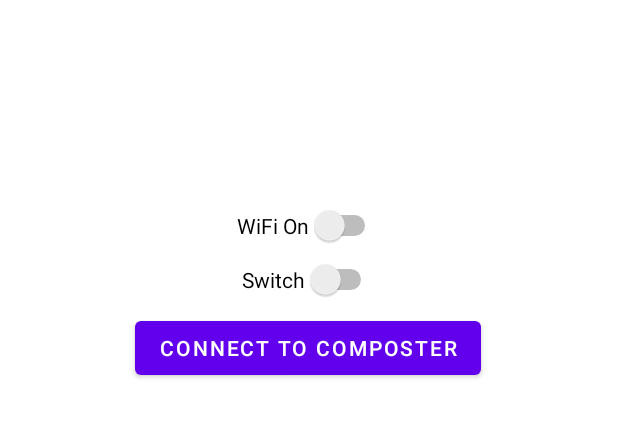
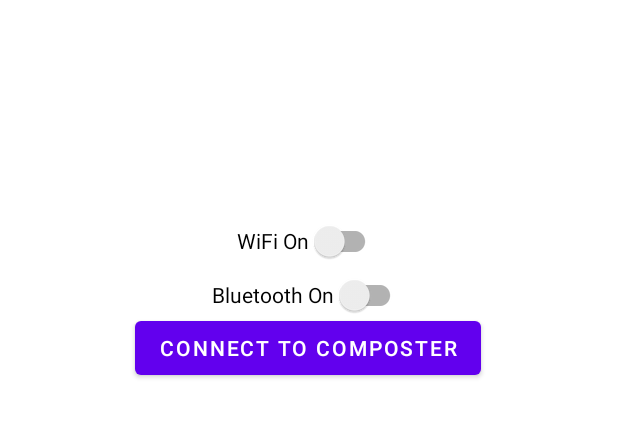
Before and after one commit to hransom528/EDDTumblerComposter, an Android app: the screen it shows after launch (MainActivity), on a phone screen of 412 x 824 dp, the part 245-683 px from its top. Run offline under Robolectric (Android 15) with nearby library versions, the phone set to English and light mode, and no system bars; 13 statements that could not run were skipped.

Commit message:
3/24/22 Updated Bluetooth code
-Added permission checking
-Added Bluetooth scanning functionality
-Updated UI
-Converted Switch to SwitchCompat
-Added onDestroy function

```diff
--- a/AndroidApp/app/src/main/AndroidManifest.xml
+++ b/AndroidApp/app/src/main/AndroidManifest.xml
@@ -8,6 +8,7 @@
 
     <!-- WiFi permissions -->
     <uses-permission android:name="android.permission.ACCESS_WIFI_STATE"/>
+    <uses-permission android:name="android.permission.BLUETOOTH_ADVERTISE" />
     <uses-permission android:name="android.permission.BLUETOOTH_CONNECT" />
     <uses-permission android:name="android.permission.BLUETOOTH_SCAN" />
     <uses-permission android:name="android.permission.INTERNET"/>
--- a/AndroidApp/app/src/main/java/com/commanderhr1/eddtumblercomposter/MainActivity.kt
+++ b/AndroidApp/app/src/main/java/com/commanderhr1/eddtumblercomposter/MainActivity.kt
@@ -6,21 +6,23 @@ package com.commanderhr1.eddtumblercomposter
 //import android.bluetooth.le.ScanCallback
 //import android.os.Handler
 //import android.os.Looper
+
 import android.bluetooth.BluetoothAdapter
 import android.bluetooth.BluetoothDevice
 import android.bluetooth.BluetoothManager
+import android.content.BroadcastReceiver
 import android.content.Context
 import android.content.Intent
+import android.content.IntentFilter
 import android.content.pm.PackageManager
 import android.net.wifi.WifiManager
 import android.os.Bundle
 import android.widget.Button
-import android.widget.Switch
 import android.widget.Toast
 import androidx.appcompat.app.AppCompatActivity
 import androidx.appcompat.widget.SwitchCompat
 import androidx.core.app.ActivityCompat
-import com.google.android.material.switchmaterial.SwitchMaterial
+import java.util.*
 
 
 class MainActivity : AppCompatActivity() {
@@ -31,6 +33,8 @@ class MainActivity : AppCompatActivity() {
     private val bluetoothManager : BluetoothManager = applicationContext.getSystemService(Context.BLUETOOTH_SERVICE) as BluetoothManager
     private val bluetoothAdapter : BluetoothAdapter? = bluetoothManager.adapter
     private val REQUEST_ENABLE_BT = 1
+    // TODO: Generate UUID for Bluetooth service
+    private val APP_UUID = UUID.randomUUID();
 
     // BLE
     /*protected val bleScanner = bluetoothAdapter.bluetoothLeScanner
@@ -39,16 +43,16 @@ class MainActivity : AppCompatActivity() {
     private var handler = Handler(Looper.getMainLooper())*/
 
     // Buttons
-    private val btnConnect: Button = findViewById(R.id.btnConnect)
-    // TODO: Change swtWifiOn to SwitchCompat
-    private val swtWifiOn : Switch = findViewById(R.id.swtWifiOn)
+    private val btnWifiConnect: Button = findViewById(R.id.btnWifiConnect)
+    private val swtWifiOn : SwitchCompat = findViewById(R.id.swtWifiOn)
+    private val swtBTOn : SwitchCompat = findViewById(R.id.swtBTOn)
 
     // onCreate
     override fun onCreate(savedInstanceState: Bundle?) {
         super.onCreate(savedInstanceState)
         setContentView(R.layout.activity_main)
 
-        // TODO: Update Bluetooth code with scanning functionality
+        // TODO: Update Bluetooth code with server functionality
         if (bluetoothAdapter == null) {
             // Device doesn't support bluetooth
         }
@@ -59,28 +63,91 @@ class MainActivity : AppCompatActivity() {
             startActivityForResult(enableBtIntent, REQUEST_ENABLE_BT)
         }
 
+        // Checks connect permission for Bluetooth
+        checkBluetoothConnectPermission()
+
         // Checks app permissions for BLUETOOTH_CONNECT and notifies user if there is a permission mismatch
         if (ActivityCompat.checkSelfPermission(this, android.Manifest.permission.BLUETOOTH_CONNECT) != PackageManager.PERMISSION_GRANTED) {
             Toast.makeText(this, "First enable Bluetooth Access in Settings!", Toast.LENGTH_LONG).show()
         }
 
         // Queries list of previously paired devices
-        val pairedDevices: Set<BluetoothDevice>? = bluetoothAdapter?.bondedDevices
+        val pairedDevices: Set<BluetoothDevice>? = bluetoothAdapter.bondedDevices
         pairedDevices?.forEach { device ->
             val deviceName = device.name
             val deviceHardwareAddress = device.address // MAC Address
         }
 
+        // Register for broadcasts when a device is discovered.
+        val filter = IntentFilter(BluetoothDevice.ACTION_FOUND)
+        registerReceiver(receiver, filter)
+
+        // Enables Bluetooth discoverability
+        val requestCode = 1;
+        val discoverableIntent: Intent = Intent(BluetoothAdapter.ACTION_REQUEST_DISCOVERABLE).putExtra(
+            BluetoothAdapter.EXTRA_DISCOVERABLE_DURATION, 300)
+        startActivityForResult(discoverableIntent, requestCode)
+
+        //
+        bluetoothAdapter.listenUsingRfcommWithServiceRecord("EDDTumblerComposterApp", APP_UUID)
 
         // TODO: Update preliminary WiFi code
-        //val wifiSpecifier : WifiNetworkSpecifier =   WifiNetworkSpecifier.Builder
+        //val wifiSpecifierBuilder : WifiNetworkSpecifier.Builder = WifiNetworkSpecifier.Builder
         //wifi.isWifiEnabled = true
         val easyConnect = wifi.isEasyConnectSupported
 
 
         // btnConnect
-        btnConnect.setOnClickListener {
+        btnWifiConnect.setOnClickListener {
 
+        }
+
+        // swtBTOn
+        swtBTOn.setOnCheckedChangeListener { _, isChecked ->
+            if (isChecked){
+                bluetoothAdapter.enable()
+            }
+            else {
+                bluetoothAdapter.disable()
+            }
+        }
+
+        // swtBTOn
+        swtWifiOn.setOnCheckedChangeListener { _, isChecked ->
+            wifi.isWifiEnabled = isChecked
+        }
+    }
+
+    // onDestroy
+    override fun onDestroy() {
+        super.onDestroy()
+
+        // Don't forget to unregister the ACTION_FOUND receiver.
+        unregisterReceiver(receiver)
+    }
+
+    // Checks for BLUETOOTH_CONNECT permission
+    private fun checkBluetoothConnectPermission() {
+        // Checks app permissions for BLUETOOTH_CONNECT and notifies user if there is a permission mismatch
+        if (ActivityCompat.checkSelfPermission(this, android.Manifest.permission.BLUETOOTH_CONNECT) != PackageManager.PERMISSION_GRANTED) {
+            Toast.makeText(this, "First enable Bluetooth Access in Settings!", Toast.LENGTH_LONG).show()
+        }
+    }
+
+    // Create a BroadcastReceiver for ACTION_FOUND.
+    private val receiver = object : BroadcastReceiver() {
+        override fun onReceive(context: Context, intent: Intent) {
+            when(intent.action.toString()) {
+                BluetoothDevice.ACTION_FOUND -> {
+                    // Discovery has found a device. Get the BluetoothDevice
+                    // object and its info from the Intent.
+                    val device: BluetoothDevice =
+                        intent.getParcelableExtra(BluetoothDevice.EXTRA_DEVICE)!!
+                    checkBluetoothConnectPermission()
+                    val deviceName = device.name
+                    val deviceHardwareAddress = device.address // MAC address
+                }
+            }
         }
     }
 
--- a/AndroidApp/app/src/main/res/layout/activity_main.xml
+++ b/AndroidApp/app/src/main/res/layout/activity_main.xml
@@ -19,7 +19,7 @@
         app:layout_constraintVertical_bias="0.108" />
 
     <Button
-        android:id="@+id/btnConnect"
+        android:id="@+id/btnWifiConnect"
         android:layout_width="wrap_content"
         android:layout_height="wrap_content"
         android:text="@string/btnConnectText"
@@ -30,24 +30,26 @@
         app:layout_constraintTop_toBottomOf="@+id/txtTitle"
         app:layout_constraintVertical_bias="0.339" />
 
-    <Switch
+    <androidx.appcompat.widget.SwitchCompat
         android:id="@+id/swtWifiOn"
         android:layout_width="wrap_content"
         android:layout_height="wrap_content"
         android:layout_marginTop="244dp"
+        android:minHeight="48dp"
         android:text="WiFi On"
-        app:layout_constraintBottom_toTopOf="@+id/btnConnect"
+        app:layout_constraintBottom_toTopOf="@+id/btnWifiConnect"
         app:layout_constraintEnd_toEndOf="parent"
         app:layout_constraintStart_toStartOf="parent"
         app:layout_constraintTop_toTopOf="parent"
         app:layout_constraintVertical_bias="0.0" />
 
-    <Switch
-        android:id="@+id/switch1"
+    <androidx.appcompat.widget.SwitchCompat
+        android:id="@+id/swtBTOn"
         android:layout_width="wrap_content"
         android:layout_height="wrap_content"
-        android:text="Switch"
-        app:layout_constraintBottom_toTopOf="@+id/btnConnect"
+        android:minHeight="48dp"
+        android:text="Bluetooth On"
+        app:layout_constraintBottom_toTopOf="@+id/btnWifiConnect"
         app:layout_constraintEnd_toEndOf="parent"
         app:layout_constraintStart_toStartOf="parent"
         app:layout_constraintTop_toBottomOf="@+id/swtWifiOn" />
```
